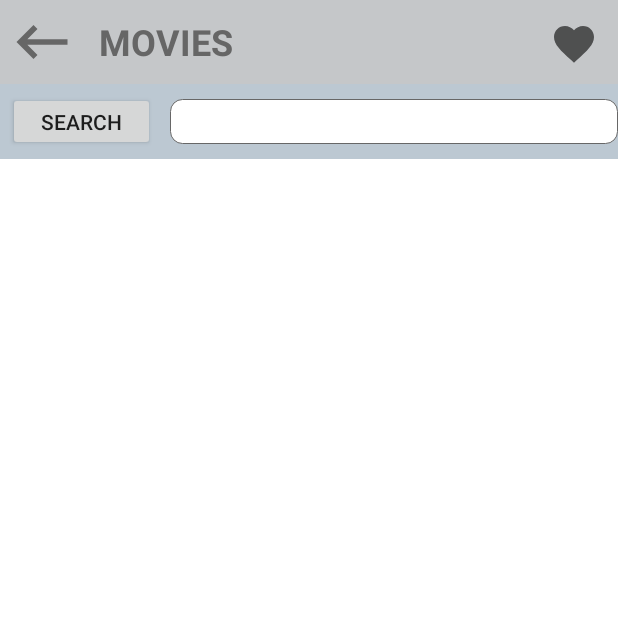
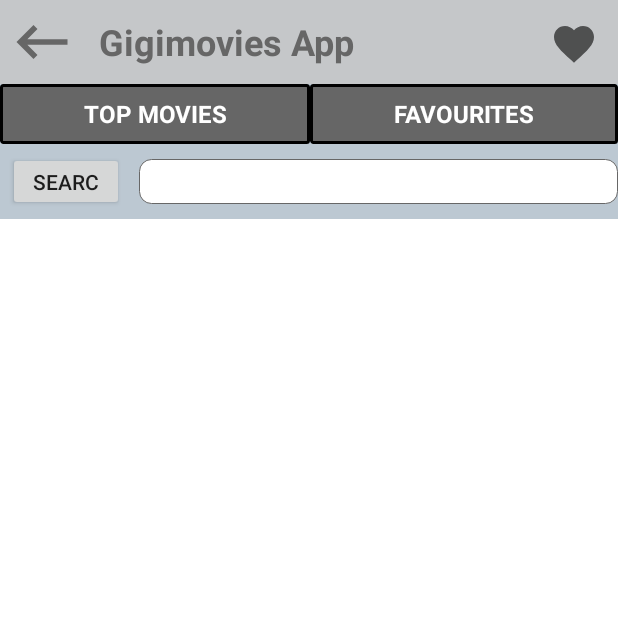
Before and after one commit to antoniomy82/MoviesDB_Challenge, an Android app: the screen it shows after launch (MainActivity), on a phone screen of 412 x 824 dp, the top half of it. Run offline under Robolectric (Android 15) with nearby library versions, the phone set to English and light mode, and no system bars; our stand-ins replace data binding; 1 statement that could not run was skipped.

Commit message:
Some style retouches and new tabs

```diff
--- a/app/build.gradle
+++ b/app/build.gradle
@@ -61,4 +61,5 @@ dependencies {
     implementation "androidx.lifecycle:lifecycle-viewmodel-ktx:2.3.1" //LiveData
     implementation 'androidx.recyclerview:recyclerview:1.2.0' //RecyclerView
     implementation 'com.squareup.picasso:picasso:2.71828' //Picasso
+    implementation 'androidx.viewpager2:viewpager2:1.0.0' //ViewPager
 }
--- a/app/src/main/java/com/antoniomy82/moviesdb_challenge/ui/BaseFragment.kt
+++ b/app/src/main/java/com/antoniomy82/moviesdb_challenge/ui/BaseFragment.kt
@@ -37,34 +37,6 @@ class BaseFragment : Fragment() {
         moviesHomeViewModel = ViewModelProvider(this).get(MoviesHomeViewModel::class.java)
         fragmentBaseBinding?.moviesHomeVM=moviesHomeViewModel
 
-/*
-        val viewPager: ViewPager?= fragmentBaseBinding?.viewPager
-        val tabLayout: TabLayout?= fragmentBaseBinding?.tabLayout
-
-        tabLayout?.setupWithViewPager(viewPager)
-
-        val adapterPager: ViewPageAdapter?= tabLayout?.tabCount?.let {
-            ViewPageAdapter(
-                childFragmentManager,
-                it
-            )
-        }
-
-        viewPager?.adapter=adapterPager
-
-        tabLayout?.addTab(tabLayout.newTab().setText(R.string.topMovies))
-        tabLayout?.addTab(tabLayout.newTab().setText(R.string.favouriteMov))
-        viewPager?.addOnPageChangeListener(TabLayout.TabLayoutOnPageChangeListener(tabLayout))
-
-        tabLayout?.addOnTabSelectedListener(object : TabLayout.OnTabSelectedListener {
-            override fun onTabSelected(tab: TabLayout.Tab) {
-                viewPager?.currentItem = tab.position
-            }
-            override fun onTabUnselected(tab: TabLayout.Tab) {}
-            override fun onTabReselected(tab: TabLayout.Tab) {}
-        })
-*/
-
         //Set base fragment parameters in this VM
         activity?.let { context?.let { it1 ->
             fragmentBaseBinding?.let { it2 ->
@@ -82,8 +54,11 @@ class BaseFragment : Fragment() {
         moviesHomeViewModel?.networkRepository?.retrieveMovies?.observe(viewLifecycleOwner) { retrieveMovies ->
 
             if (retrieveMovies == null)  Toast.makeText(context,"No data found", Toast.LENGTH_LONG).show()
-            else retrieveMovies.results?.let { moviesHomeViewModel?.setMoviesRecyclerViewAdapter(it) }
+            else {
+                retrieveMovies.results?.let { moviesHomeViewModel?.setMoviesRecyclerViewAdapter(it) }
 
+                fragmentBaseBinding?.tabTop?.setBackgroundResource(R.drawable.bg_rounded_selected)
+            }
             //hide progress bar
             fragmentBaseBinding?.progressBar?.visibility = View.GONE
         }
--- a/app/src/main/java/com/antoniomy82/moviesdb_challenge/ui/MainActivity.kt
+++ b/app/src/main/java/com/antoniomy82/moviesdb_challenge/ui/MainActivity.kt
@@ -7,15 +7,13 @@ import com.antoniomy82.moviesdb_challenge.utils.CommonUtil
 
 class MainActivity : AppCompatActivity() {
 
+
     override fun onCreate(savedInstanceState: Bundle?) {
         super.onCreate(savedInstanceState)
         setContentView(R.layout.activity_main)
 
         //Load base fragment
-       CommonUtil.replaceFragment(BaseFragment(),supportFragmentManager)
-       // CommonUtil.replaceFragment(TabLayoutFragment(),supportFragmentManager)
+        CommonUtil.replaceFragment(BaseFragment(),supportFragmentManager)
     }
 
-
-
 }
--- a/app/src/main/java/com/antoniomy82/moviesdb_challenge/viewmodel/MoviesHomeViewModel.kt
+++ b/app/src/main/java/com/antoniomy82/moviesdb_challenge/viewmodel/MoviesHomeViewModel.kt
@@ -31,6 +31,7 @@ class MoviesHomeViewModel : ViewModel() {
     var isFavourite: Boolean = false
     private val localRepository = LocalDbRepository()
     val networkRepository = MovieDbRepository()
+    var isTopSelected=true
 
     //Set Base fragment parameters in this VM
     fun setBaseFragmentBinding(
--- /dev/null
+++ b/app/src/main/res/drawable/bg_rounded.xml
@@ -0,0 +1,18 @@
+<?xml version="1.0" encoding="utf-8"?>
+<shape xmlns:android="http://schemas.android.com/apk/res/android"
+    android:shape="rectangle"
+    android:padding="20dp"
+    >
+
+    <solid android:color="@color/title_text" />
+
+    <stroke
+        android:width="3px"
+        android:color="@color/black" />
+
+    <corners
+        android:bottomRightRadius="1dp"
+        android:bottomLeftRadius="1dp"
+        android:topLeftRadius="1dp"
+        android:topRightRadius="1dp" />
+</shape>
--- /dev/null
+++ b/app/src/main/res/drawable/bg_rounded_selected.xml
@@ -0,0 +1,18 @@
+<?xml version="1.0" encoding="utf-8"?>
+<shape xmlns:android="http://schemas.android.com/apk/res/android"
+    android:shape="rectangle"
+    android:padding="20dp"
+    >
+
+    <solid android:color="@color/red" />
+
+    <stroke
+        android:width="3px"
+        android:color="@color/black" />
+
+    <corners
+        android:bottomRightRadius="1dp"
+        android:bottomLeftRadius="1dp"
+        android:topLeftRadius="1dp"
+        android:topRightRadius="1dp" />
+</shape>
--- a/app/src/main/res/layout/fragment_base.xml
+++ b/app/src/main/res/layout/fragment_base.xml
@@ -2,17 +2,11 @@
 <layout xmlns:android="http://schemas.android.com/apk/res/android"
     xmlns:tools="http://schemas.android.com/tools">
 
-    <data>
-        <variable
-            name="moviesHomeVM"
-            type="com.antoniomy82.moviesdb_challenge.viewmodel.MoviesHomeViewModel" />
-    </data>
-
     <LinearLayout
         android:layout_width="match_parent"
         android:layout_height="match_parent"
+        android:background="@color/black"
         android:orientation="vertical"
-        android:background="@color/black"
         tools:context=".ui.MainActivity">
 
         <LinearLayout
@@ -30,11 +24,47 @@
         </LinearLayout>
 
         <LinearLayout
+            android:id="@+id/tab_layout"
+            android:layout_width="match_parent"
+            android:layout_height="40dp"
+            android:background="@color/medium_grey"
+            android:orientation="horizontal">
+
+            <TextView
+                android:id="@+id/tab_top"
+                android:layout_width="wrap_content"
+                android:layout_height="match_parent"
+                android:layout_weight="0.5"
+                android:gravity="center_vertical|center_horizontal"
+                android:fontFamily="sans-serif"
+                android:text="@string/topMovies"
+                android:textColor="@color/white"
+                android:background="@drawable/bg_rounded"
+                android:textSize="16sp"
+                android:textStyle="bold" />
+
+
+            <TextView
+                android:id="@+id/tab_fav"
+                android:layout_width="wrap_content"
+                android:layout_height="match_parent"
+                android:layout_weight="0.5"
+                android:gravity="center_vertical|center_horizontal"
+                android:fontFamily="sans-serif"
+                android:text="@string/favouriteMov"
+                android:textColor="@color/white"
+                android:textSize="16sp"
+                android:background="@drawable/bg_rounded"
+                android:textStyle="bold" />
+        </LinearLayout>
+
+        <LinearLayout
             android:id="@+id/movies_title_layout"
             android:layout_width="match_parent"
             android:layout_height="50dp"
             android:background="@color/medium_grey"
             android:orientation="horizontal">
+
 
             <android.widget.Button
                 android:id="@+id/btnSearch"
@@ -43,7 +73,7 @@
                 android:layout_marginBottom="5dp"
                 android:layout_marginStart="5dp"
                 android:layout_marginTop="5dp"
-                android:layout_weight="0.3"
+                android:layout_weight="0.8"
                 android:onClick="@{()->moviesHomeVM.searchMovieButton()}"
                 android:text="@string/btnSearch" />
 
@@ -54,7 +84,7 @@
                 android:layout_marginBottom="10dp"
                 android:layout_marginStart="10dp"
                 android:layout_marginTop="10dp"
-                android:layout_weight="0.1"
+                android:layout_weight="0.2"
                 android:autofillHints=""
                 android:background="@drawable/edit_bg_rounded"
                 android:inputType="text"
@@ -87,4 +117,11 @@
             android:background="@drawable/bg_rounded_black" />
 
     </LinearLayout>
+
+    <data>
+
+        <variable
+            name="moviesHomeVM"
+            type="com.antoniomy82.moviesdb_challenge.viewmodel.MoviesHomeViewModel" />
+    </data>
 </layout>
--- a/app/src/main/res/values/strings.xml
+++ b/app/src/main/res/values/strings.xml
@@ -1,8 +1,8 @@
 <resources>
     <string name="app_name">MoviesDB_Challenge</string>
-    <string name="title_bar">MOVIES</string>
+    <string name="title_bar">Gigimovies App</string>
     <string name="btnSearch">Search</string>
     <string name="btnMakeFavorite">Make favorite</string>
-    <string name="topMovies">Top Movies</string>
-    <string name="favouriteMov">Favourites</string>
+    <string name="topMovies">TOP MOVIES</string>
+    <string name="favouriteMov">FAVOURITES</string>
 </resources>
```
